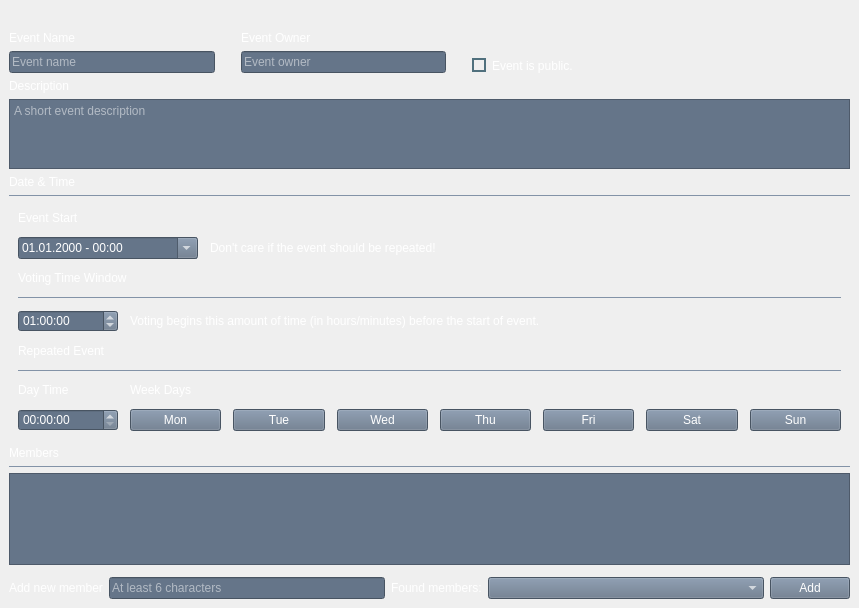
Qt form src/app/gui/forms/widgeteventsettings.ui (botorabi/Meet4Eat-Desktop) before a commit.
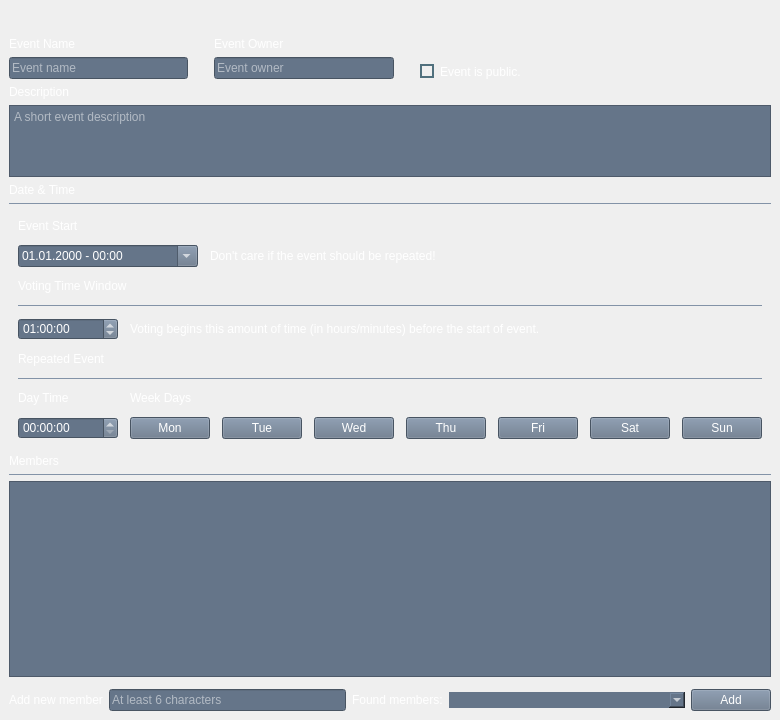
The same form after that commit. Icons and pictures are not drawn.

Patch:
```diff
--- a/src/app/gui/forms/widgeteventsettings.ui
+++ b/src/app/gui/forms/widgeteventsettings.ui
@@ -6,8 +6,8 @@
    <rect>
     <x>0</x>
     <y>0</y>
-    <width>859</width>
-    <height>608</height>
+    <width>730</width>
+    <height>720</height>
    </rect>
   </property>
   <property name="windowTitle">
@@ -870,7 +870,12 @@
                   <item>
                    <widget class="QComboBox" name="comboBoxSearchMember">
                     <property name="focusPolicy">
-                     <enum>Qt::ClickFocus</enum>
+                     <enum>Qt::NoFocus</enum>
+                    </property>
+                    <property name="styleSheet">
+                     <string notr="true">QComboBox {
+  border: 0;
+}</string>
                     </property>
                    </widget>
                   </item>
```
Left out of the diff: 27 changed lines with no effect on the pictures.
